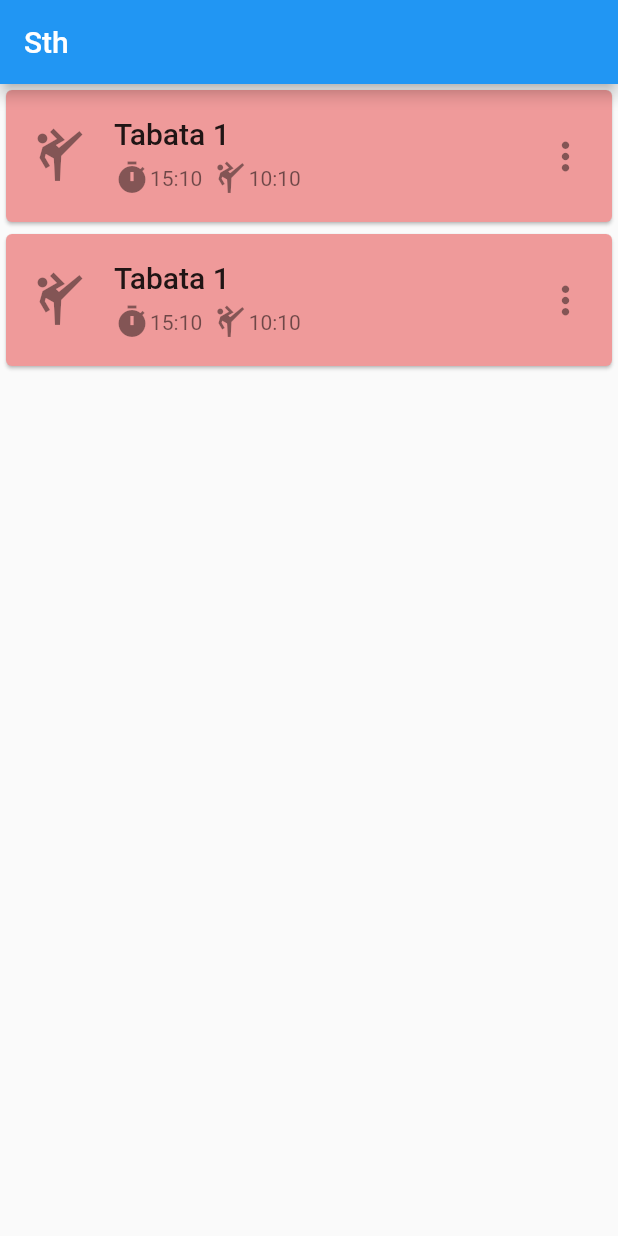
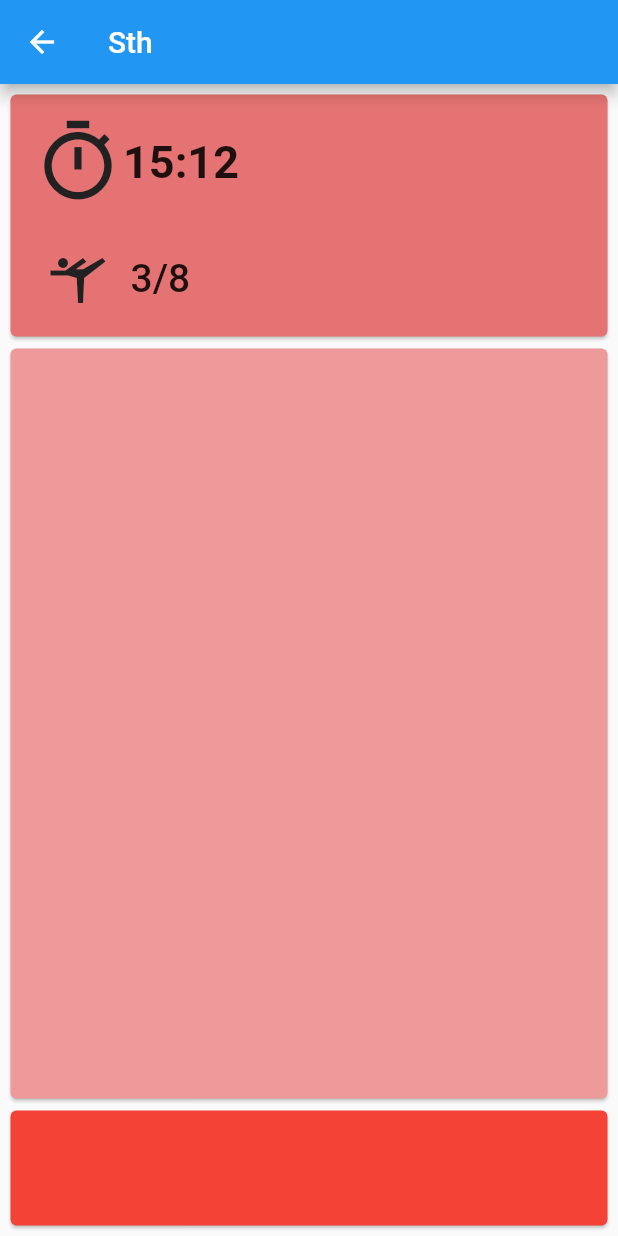
Before and after one commit to martamazurkiewicz/tabata_timer, a Flutter app: the screen it shows after launch, after a tap on "Tabata 1", on a phone screen of 412 x 824 dp. Run offline on Flutter 3.47's test engine with Material 2 defaults, Android fonts, the phone set to English and light mode, and no system bars.

Commit message:
Added timer card for tabata screen

```diff
--- a/lib/screens/app_screen/tabata_card.dart
+++ b/lib/screens/app_screen/tabata_card.dart
@@ -1,4 +1,5 @@
 import 'package:flutter/material.dart';
+import 'package:tabata_timer/screens/tabata_screen/tabata_screen.dart';
 
 class TabataCard extends StatelessWidget {
   const TabataCard({Key? key}) : super(key: key);
@@ -51,7 +52,14 @@ class TabataCard extends StatelessWidget {
               ),
             ],
           ),
-          onTap: () => {},
+          onTap: () => {
+            Navigator.push(
+              context,
+              MaterialPageRoute(
+                builder: (context) => const TabataScreen(),
+              ),
+            ),
+          },
           onLongPress: () => {},
         ),
       ),
--- /dev/null
+++ b/lib/screens/edit_screen/edit_screem.dart
@@ -0,0 +1,27 @@
+import 'package:flutter/material.dart';
+import 'package:tabata_timer/screens/edit_screen/exercise_card.dart';
+import 'package:tabata_timer/tabata_app_bar.dart';
+
+class EditScreen extends StatefulWidget {
+  const EditScreen({Key? key}) : super(key: key);
+
+  @override
+  State<EditScreen> createState() => _EditScreen();
+}
+
+class _EditScreen extends State<EditScreen> {
+  @override
+  Widget build(BuildContext context) {
+    return Scaffold(
+      appBar: const TabataAppBar(),
+      body: Center(
+        child: ListView(
+          children: const <Widget>[
+            ExerciseCard(type: 'exercise'),
+            ExerciseCard(type: 'exercise'),
+          ],
+        ),
+      ),
+    );
+  }
+}
--- /dev/null
+++ b/lib/screens/edit_screen/exercise_card.dart
@@ -0,0 +1,16 @@
+import 'package:flutter/material.dart';
+
+class ExerciseCard extends StatelessWidget {
+  const ExerciseCard({Key? key, required String type}) : super(key: key);
+
+  @override
+  Widget build(BuildContext context) {
+    return Card(
+      color: Colors.red[200],
+      child: Padding(
+        padding: const EdgeInsets.only(top: 8.0, bottom: 8.0),
+        child: Row(),
+      ),
+    );
+  }
+}
--- a/lib/screens/tabata_screen/tabata_screen.dart
+++ b/lib/screens/tabata_screen/tabata_screen.dart
@@ -0,0 +1,117 @@
+import 'package:flutter/material.dart';
+import 'package:tabata_timer/tabata_app_bar.dart';
+
+class TabataScreen extends StatefulWidget {
+  const TabataScreen({Key? key}) : super(key: key);
+
+  @override
+  State<TabataScreen> createState() => _TabataScreen();
+}
+
+class _TabataScreen extends State<TabataScreen> {
+  @override
+  Widget build(BuildContext context) {
+    return Scaffold(
+      appBar: const TabataAppBar(),
+      body: Center(
+        child: Padding(
+          padding: const EdgeInsets.all(3.0),
+          child: Column(
+            children: [
+              Expanded(
+                flex: 2,
+                child: SizedBox(
+                  width: MediaQuery.of(context).size.width,
+                  child: Card(
+                    color: Colors.red[300],
+                    child: Padding(
+                      padding: const EdgeInsets.all(15.0),
+                      child: Column(
+                        children: [
+                          Expanded(
+                            flex: 2,
+                            child: SizedBox(
+                              child: Container(
+                                alignment: Alignment.topCenter,
+                                child: Row(
+                                  children: [
+                                    Icon(
+                                      Icons.timer_outlined,
+                                      color: Colors.grey[900],
+                                      size: 60.0,
+                                    ),
+                                    const Text(
+                                      '15:12',
+                                      style: TextStyle(
+                                          fontSize: 30.0,
+                                          fontWeight: FontWeight.w600),
+                                    ),
+                                  ],
+                                ),
+                              ),
+                            ),
+                          ),
+                          Expanded(
+                            flex: 1,
+                            child: SizedBox(
+                              child: Container(
+                                alignment: Alignment.topCenter,
+                                padding: const EdgeInsets.only(left: 10.0),
+                                child: Row(
+                                  children: [
+                                    Icon(
+                                      Icons.sports_gymnastics_outlined,
+                                      color: Colors.grey[900],
+                                      size: 40.0,
+                                    ),
+                                    const Padding(
+                                      padding: EdgeInsets.only(left: 15.0),
+                                      child: Text(
+                                        '3/8',
+                                        style: TextStyle(
+                                            fontSize: 26.0,
+                                            fontWeight: FontWeight.w500),
+                                      ),
+                                    ),
+                                  ],
+                                ),
+                              ),
+                            ),
+                          ),
+                        ],
+                      ),
+                    ),
+                  ),
+                ),
+              ),
+              Expanded(
+                flex: 6,
+                child: SizedBox(
+                  width: MediaQuery.of(context).size.width,
+                  child: Card(
+                    color: Colors.red[200],
+                    child: Column(
+                      children: const [],
+                    ),
+                  ),
+                ),
+              ),
+              Expanded(
+                flex: 1,
+                child: SizedBox(
+                  width: MediaQuery.of(context).size.width,
+                  child: Card(
+                    color: Colors.red,
+                    child: Column(
+                      children: const [],
+                    ),
+                  ),
+                ),
+              ),
+            ],
+          ),
+        ),
+      ),
+    );
+  }
+}
```
